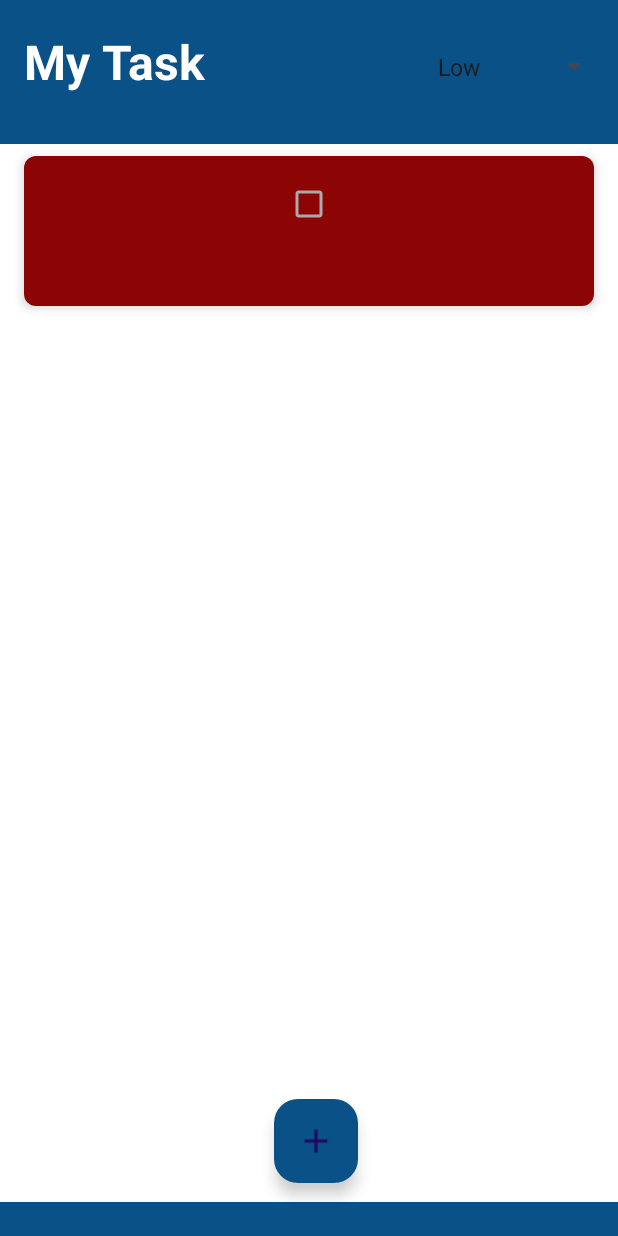
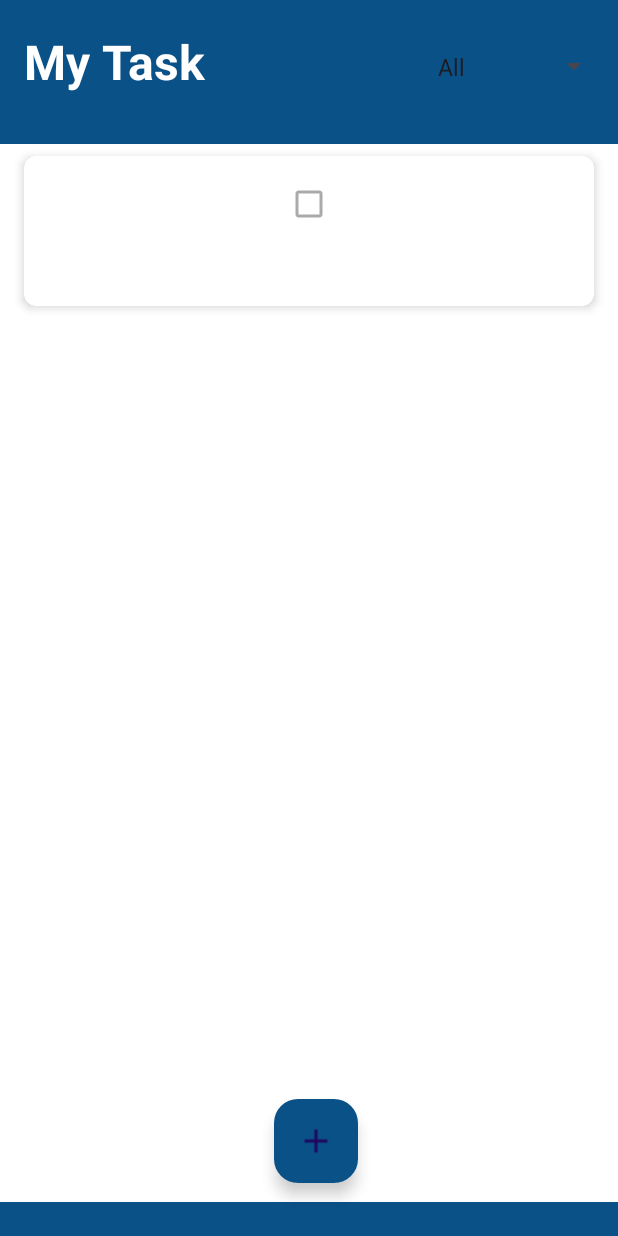
Before and after one commit to pathumpanagoda/Task_Management_App, an Android app: the fragment AddNewTask placed in its activity, after a tap on "Save", on a phone screen of 412 x 824 dp. Run offline under Robolectric (Android 15) with nearby library versions, the phone set to English and light mode, and no system bars.

Commit message:
filter option

```diff
--- a/app/src/main/java/com/example/task_management_app/Adapter/ToDoAdapter.kt
+++ b/app/src/main/java/com/example/task_management_app/Adapter/ToDoAdapter.kt
@@ -7,6 +7,7 @@ import android.view.LayoutInflater
 import android.view.View
 import android.view.ViewGroup
 import android.widget.CheckBox
+import android.widget.RelativeLayout
 import androidx.recyclerview.widget.RecyclerView
 import com.example.task_management_app.AddNewTask
 import com.example.task_management_app.MainActivity
@@ -18,11 +19,11 @@ import com.example.task_management_app.Utils.DatabaseHandler
 class ToDoAdapter(private val db: DatabaseHandler, private val activity: MainActivity) :
     RecyclerView.Adapter<ToDoAdapter.ViewHolder>() {
 
-    // Implementing getContext() method to return the context from MainActivity
     val context: Context
         get() = activity
 
     private var todoList: List<ToDoModel> = ArrayList()
+    private var filteredList: MutableList<ToDoModel> = ArrayList()
 
     override fun onCreateViewHolder(parent: ViewGroup, viewType: Int): ViewHolder {
         val itemView: View = LayoutInflater.from(parent.context)
@@ -31,10 +32,17 @@ class ToDoAdapter(private val db: DatabaseHandler, private val activity: MainAct
     }
 
     override fun onBindViewHolder(holder: ViewHolder, position: Int) {
-        db.openDatabase()
-        val item = todoList[position]
+        val item = filteredList[position] // Use filtered list for binding
         holder.task.text = item.task
         holder.task.isChecked = toBoolean(item.status)
+
+        when (item.priority) {
+            "Low" -> holder.taskContainer.setBackgroundResource(android.R.color.holo_green_light)
+            "Medium" -> holder.taskContainer.setBackgroundResource(android.R.color.holo_orange_light)
+            "High" -> holder.taskContainer.setBackgroundResource(android.R.color.holo_red_light)
+            else -> holder.taskContainer.setBackgroundResource(android.R.color.transparent)
+        }
+
         holder.task.setOnCheckedChangeListener { buttonView, isChecked ->
             val newStatus = if (isChecked) 1 else 0
             db.updateStatus(item.id, newStatus)
@@ -46,11 +54,12 @@ class ToDoAdapter(private val db: DatabaseHandler, private val activity: MainAct
     }
 
     override fun getItemCount(): Int {
-        return todoList.size
+        return filteredList.size // Return size of filtered list
     }
 
     inner class ViewHolder(view: View) : RecyclerView.ViewHolder(view) {
         val task: CheckBox = view.findViewById(R.id.todoCheckBox)
+        val taskContainer: RelativeLayout = view.findViewById(R.id.taskContainer)
 
         init {
             task.setOnLongClickListener {
@@ -58,34 +67,49 @@ class ToDoAdapter(private val db: DatabaseHandler, private val activity: MainAct
                 true
             }
 
-            task.setOnClickListener {
-                editItem(adapterPosition)
-            }
+
         }
     }
 
     fun setTasks(todoList: List<ToDoModel>) {
         this.todoList = todoList
+        this.filteredList = todoList.toMutableList() // Initialize filtered list with all tasks
         notifyDataSetChanged()
     }
 
     fun deleteItem(position: Int) {
-        val item = todoList[position]
+        val item = filteredList[position]
         db.deleteTask(item.id)
-        val newList = todoList.toMutableList()
-        newList.removeAt(position)
-        todoList = newList
+        filteredList.removeAt(position)
         notifyItemRemoved(position)
     }
 
     fun editItem(position: Int) {
-        val item = todoList[position]
-        // Use the context from activity to show the dialog fragment
+        val item = filteredList[position]
         val fragment = AddNewTask()
-        val bundle = Bundle()
-        bundle.putInt("id", item.id)
-        bundle.putString("task", item.task)
+        val bundle = Bundle().apply {
+            putInt("id", item.id)
+            putString("task", item.task)
+            putString("description", item.description)
+            putString("priority", item.priority)
+        }
         fragment.arguments = bundle
         fragment.show(activity.supportFragmentManager, AddNewTask.TAG)
     }
+
+    // Filter tasks based on search query
+    fun filterTasks(query: String) {
+        filteredList.clear()
+        if (query.isEmpty()) {
+            filteredList.addAll(todoList) // Show all tasks if query is empty
+        } else {
+            val lowerCaseQuery = query.toLowerCase()
+            todoList.forEach { task ->
+                if (task.task!!.toLowerCase().contains(lowerCaseQuery)) {
+                    filteredList.add(task)
+                }
+            }
+        }
+        notifyDataSetChanged()
+    }
 }
--- a/app/src/main/java/com/example/task_management_app/AddNewTask.kt
+++ b/app/src/main/java/com/example/task_management_app/AddNewTask.kt
@@ -1,9 +1,6 @@
 package com.example.task_management_app
 
-import android.app.Activity
-import android.content.Context
 import android.content.DialogInterface
-import android.graphics.Color
 import android.os.Bundle
 import android.text.Editable
 import android.text.TextWatcher
@@ -13,14 +10,18 @@ import android.view.ViewGroup
 import android.view.WindowManager
 import android.widget.Button
 import android.widget.EditText
+import android.widget.CheckBox
 import androidx.core.content.ContextCompat
 import com.example.task_management_app.Model.ToDoModel
 import com.example.task_management_app.Utils.DatabaseHandler
 import com.google.android.material.bottomsheet.BottomSheetDialogFragment
-import java.util.Objects
 
 class AddNewTask : BottomSheetDialogFragment() {
     private var newTaskText: EditText? = null
+    private var newTaskDescription: EditText? = null
+    private var checkBoxLow: CheckBox? = null
+    private var checkBoxMedium: CheckBox? = null
+    private var checkBoxHigh: CheckBox? = null
     private var newTaskSaveButton: Button? = null
     private var db: DatabaseHandler? = null
 
@@ -42,6 +43,10 @@ class AddNewTask : BottomSheetDialogFragment() {
     override fun onViewCreated(view: View, savedInstanceState: Bundle?) {
         super.onViewCreated(view, savedInstanceState)
         newTaskText = view.findViewById(R.id.newTaskText)
+        newTaskDescription = view.findViewById(R.id.newDescription)
+        checkBoxLow = view.findViewById(R.id.checkBox1)
+        checkBoxMedium = view.findViewById(R.id.checkBox2)
+        checkBoxHigh = view.findViewById(R.id.checkBox3)
         newTaskSaveButton = view.findViewById(R.id.newTaskButton)
 
         var isUpdate = false
@@ -49,7 +54,18 @@ class AddNewTask : BottomSheetDialogFragment() {
         if (bundle != null) {
             isUpdate = true
             val task = bundle.getString("task") ?: ""
+            val description = bundle.getString("description") ?: ""
+            val priority = bundle.getString("priority") ?: ""
             newTaskText?.setText(task)
+            newTaskDescription?.setText(description)
+
+            if (priority.isNotEmpty()) {
+                when (priority) {
+                    "Low" -> checkBoxLow?.isChecked = true
+                    "Medium" -> checkBoxMedium?.isChecked = true
+                    "High" -> checkBoxHigh?.isChecked = true
+                }
+            }
 
             if (task.isNotEmpty()) {
                 newTaskSaveButton?.setTextColor(
@@ -61,36 +77,46 @@ class AddNewTask : BottomSheetDialogFragment() {
         db = DatabaseHandler(requireActivity())
         db?.openDatabase()
 
+        // Enable/disable save button based on task text
         newTaskText?.addTextChangedListener(object : TextWatcher {
             override fun beforeTextChanged(s: CharSequence?, start: Int, count: Int, after: Int) {}
 
             override fun onTextChanged(s: CharSequence?, start: Int, before: Int, count: Int) {
-                if (s.isNullOrEmpty()) {
-                    newTaskSaveButton?.isEnabled = false
-                    newTaskSaveButton?.setTextColor(Color.GRAY)
-                } else {
-                    newTaskSaveButton?.isEnabled = true
-                    newTaskSaveButton?.setTextColor(
-                        ContextCompat.getColor(requireContext(), R.color.colorPrimaryDark)
+                newTaskSaveButton?.isEnabled = s?.isNotEmpty() ?: false
+                newTaskSaveButton?.setTextColor(
+                    ContextCompat.getColor(
+                        requireContext(),
+                        if (s?.isNotEmpty() == true) R.color.colorPrimaryDark else android.R.color.darker_gray
                     )
-                }
+                )
             }
 
             override fun afterTextChanged(s: Editable?) {}
         })
 
-        val finalIsUpdate = isUpdate
         newTaskSaveButton?.setOnClickListener {
             val text = newTaskText?.text.toString()
-            if (finalIsUpdate) {
+            val description = newTaskDescription?.text.toString()
+            val priority = when {
+                checkBoxLow?.isChecked == true -> "Low"
+                checkBoxMedium?.isChecked == true -> "Medium"
+                checkBoxHigh?.isChecked == true -> "High"
+                else -> "" // Default priority if none selected
+            }
+
+            if (isUpdate) {
                 bundle?.getInt("id")?.let { taskId ->
-                    db?.updateTask(taskId, text)
+                    db?.updateTask(taskId, text, description, priority)
                 }
             } else {
-                val task = ToDoModel()
-                task.task = text
-                task.status = 0
-                db?.insertTask(task)
+                // Create a new ToDoModel instance with all required fields
+                val task = ToDoModel().apply {
+                    this.task = text
+                    this.description = description // Assign the description here
+                    this.priority = priority
+                    this.status = 0 // Assuming default status here
+                }
+                db?.insertTask(task) // Insert the task into the database
             }
             dismiss()
         }
--- a/app/src/main/java/com/example/task_management_app/Model/ToDoModel.kt
+++ b/app/src/main/java/com/example/task_management_app/Model/ToDoModel.kt
@@ -1,6 +1,8 @@
 package com.example.task_management_app.Model
 
 class ToDoModel {
+    var priority: String? = null
+    var description: String? = null
     var id = 0
     var status = 0
     var task: String? = null
--- a/app/src/main/java/com/example/task_management_app/Utils/DatabaseHandler.kt
+++ b/app/src/main/java/com/example/task_management_app/Utils/DatabaseHandler.kt
@@ -1,24 +1,27 @@
 package com.example.task_management_app.Utils
 
 
+import android.annotation.SuppressLint
 import android.content.ContentValues
 import android.content.Context
 import android.database.Cursor
 import android.database.sqlite.SQLiteDatabase
 import android.database.sqlite.SQLiteOpenHelper
+import android.util.Log
 import com.example.task_management_app.Model.ToDoModel
-
 
 class DatabaseHandler(context: Context?) :
     SQLiteOpenHelper(context, NAME, null, VERSION) {
+
     private var db: SQLiteDatabase? = null
+
     override fun onCreate(db: SQLiteDatabase) {
         db.execSQL(CREATE_TODO_TABLE)
     }
 
     override fun onUpgrade(db: SQLiteDatabase, oldVersion: Int, newVersion: Int) {
         // Drop older table if existed
-        db.execSQL("DROP TABLE IF EXISTS " + TODO_TABLE)
+        db.execSQL("DROP TABLE IF EXISTS $TODO_TABLE")
         // Create tables again
         onCreate(db)
     }
@@ -30,61 +33,81 @@ class DatabaseHandler(context: Context?) :
     fun insertTask(task: ToDoModel) {
         val cv = ContentValues()
         cv.put(TASK, task.task)
+        cv.put(DESCRIPTION, task.description)
+        cv.put(PRIORITY, task.priority)
         cv.put(STATUS, 0)
-        db!!.insert(TODO_TABLE, null, cv)
+        db?.insert(TODO_TABLE, null, cv)
     }
 
     val allTasks: List<ToDoModel>
+        @SuppressLint("Range")
         get() {
             val taskList: MutableList<ToDoModel> = ArrayList()
             var cur: Cursor? = null
-            db!!.beginTransaction()
+            db?.beginTransaction()
             try {
-                cur = db!!.query(TODO_TABLE, null, null, null, null, null, null, null)
-                if (cur != null) {
-                    if (cur.moveToFirst()) {
+                cur = db?.query(TODO_TABLE, null, null, null, null, null, null, null)
+                cur?.let {
+                    if (it.moveToFirst()) {
                         do {
                             val task = ToDoModel()
-                            task.id = cur.getInt(cur.getColumnIndex(ID))
-                            task.task = cur.getString(cur.getColumnIndex(TASK))
-                            task.status = cur.getInt(cur.getColumnIndex(STATUS))
+                            task.id = it.getInt(it.getColumnIndex(ID))
+                            task.task = it.getString(it.getColumnIndex(TASK))
+                            task.description = it.getString(it.getColumnIndex(DESCRIPTION))
+                            task.priority = it.getString(it.getColumnIndex(PRIORITY))
+                            task.status = it.getInt(it.getColumnIndex(STATUS))
                             taskList.add(task)
-                        } while (cur.moveToNext())
+                        } while (it.moveToNext())
+                    } else {
+                        // Cursor is empty
+                        Log.d("DatabaseHandler", "Cursor is empty")
                     }
                 }
+            } catch (e: Exception) {
+                Log.e("DatabaseHandler", "Error fetching tasks: ${e.message}")
             } finally {
-                db!!.endTransaction()
-                assert(cur != null)
-                cur!!.close()
+                db?.endTransaction()
+                cur?.close()
             }
+
+            // Print cursor column names and indices for debugging
+            cur?.getColumnNames()?.forEachIndexed { index, columnName ->
+                Log.d("DatabaseHandler", "Column $columnName at index $index")
+            }
+
             return taskList
         }
+
 
     fun updateStatus(id: Int, status: Int) {
         val cv = ContentValues()
         cv.put(STATUS, status)
-        db!!.update(TODO_TABLE, cv, ID + "= ?", arrayOf(id.toString()))
+        db?.update(TODO_TABLE, cv, "$ID=?", arrayOf(id.toString()))
     }
 
-    fun updateTask(id: Int, task: String?) {
+    fun updateTask(id: Int, task: String?, description: String?, priority: String?) {
         val cv = ContentValues()
         cv.put(TASK, task)
-        db!!.update(TODO_TABLE, cv, ID + "= ?", arrayOf(id.toString()))
+        cv.put(DESCRIPTION, description)
+        cv.put(PRIORITY, priority)
+        db?.update(TODO_TABLE, cv, "$ID=?", arrayOf(id.toString()))
     }
 
     fun deleteTask(id: Int) {
-        db!!.delete(TODO_TABLE, ID + "= ?", arrayOf(id.toString()))
+        db?.delete(TODO_TABLE, "$ID=?", arrayOf(id.toString()))
     }
 
     companion object {
-        private const val VERSION = 1
+        private const val VERSION = 2
         private const val NAME = "toDoListDatabase"
         private const val TODO_TABLE = "todo"
         private const val ID = "id"
         private const val TASK = "task"
+        private const val DESCRIPTION = "description"
+        private const val PRIORITY = "priority"
         private const val STATUS = "status"
         private const val CREATE_TODO_TABLE =
-            ("CREATE TABLE " + TODO_TABLE + "(" + ID + " INTEGER PRIMARY KEY AUTOINCREMENT, " + TASK + " TEXT, "
-                    + STATUS + " INTEGER)")
+            ("CREATE TABLE $TODO_TABLE ($ID INTEGER PRIMARY KEY AUTOINCREMENT, " +
+                    "$TASK TEXT, $DESCRIPTION TEXT, $PRIORITY TEXT, $STATUS INTEGER)")
     }
 }
--- a/app/src/main/res/layout/task_layout.xml
+++ b/app/src/main/res/layout/task_layout.xml
@@ -11,7 +11,7 @@
     <RelativeLayout
         android:layout_width="wrap_content"
         android:layout_height="100dp"
-        android:background="#8C0404"
+        android:id="@+id/taskContainer"
         android:padding="8dp">
 
         <CheckBox
--- /dev/null
+++ b/app/src/main/res/values/ic_launcher_background.xml
@@ -0,0 +1,4 @@
+<?xml version="1.0" encoding="utf-8"?>
+<resources>
+    <color name="ic_launcher_background">#1E58A2</color>
+</resources>
--- a/app/src/main/res/values/strings.xml
+++ b/app/src/main/res/values/strings.xml
@@ -5,6 +5,7 @@
     <string name="tasks">Tasks</string>
 
     <string-array name="priority_array">
+        <item>All</item>
         <item>Low</item>
         <item>Medium</item>
         <item>High</item>
```
Also changed, not shown: app/src/main/res/layout/new_task.xml (+30 -11 lines), app/src/main/res/layout/activity_main.xml (line endings or trailing spaces).
